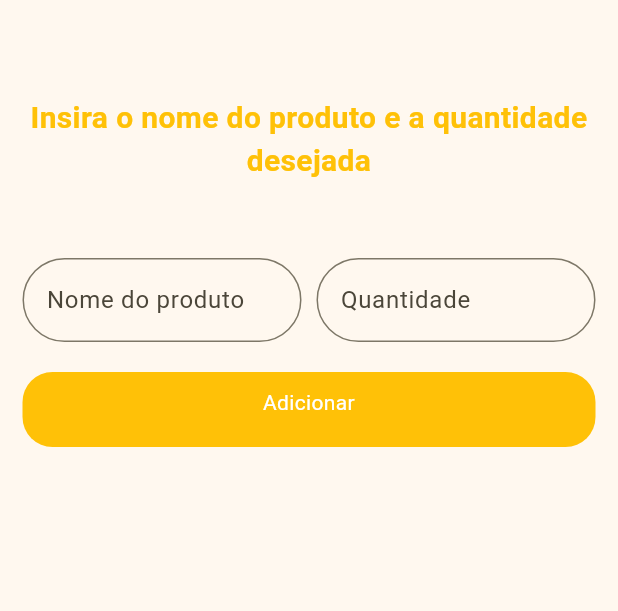
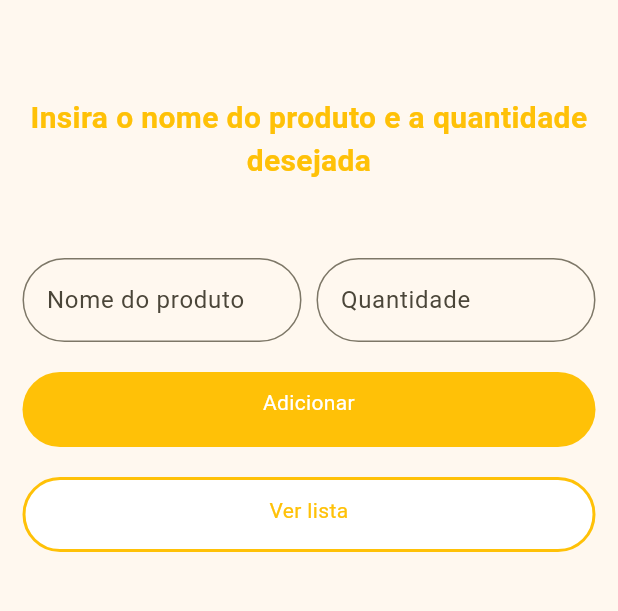
Before and after one commit to rayssamontecchiari/to-buy-list-flutter, a Flutter app: the screen it shows after launch, after a tap on "Adicionar Itens", on a phone screen of 412 x 824 dp, the part 63-674 px from its top. Run offline on Flutter 3.47's test engine with Material 2 defaults, Android fonts, the phone set to English and light mode, and no system bars.

Commit message:
feat: adiciona botao de remover e finaliza logica da lista

```diff
--- a/lib/context/context.dart
+++ b/lib/context/context.dart
@@ -1,14 +1,17 @@
 import 'package:flutter/material.dart';
 import 'package:provider/provider.dart';
+import 'package:uuid/uuid.dart';
 
 class Item {
   final String _name;
+  final String _id;
   int _quantity;
   bool _checked;
 
-  Item(this._name, this._quantity, this._checked);
+  Item(this._name, this._quantity, this._checked) : _id = Uuid().v4();
 
   String get name => _name;
+  String get id => _id;
   int get quantity => _quantity;
   bool get checked => _checked;
 
@@ -40,4 +43,9 @@ class DataProvider with ChangeNotifier {
     _lista.itens.add(item);
     notifyListeners();
   }
+
+  void removeItem(String itemId) {
+    _lista.itens.removeWhere((item) => item._id == itemId);
+    notifyListeners();
+  }
 }
--- a/lib/homePage.dart
+++ b/lib/homePage.dart
@@ -14,10 +14,6 @@ class HomePage extends StatefulWidget {
 class _HomePageState extends State<HomePage> {
   @override
   Widget build(BuildContext context) {
-    final dataProvider = Provider.of<DataProvider>(context);
-
-    final userList _userList = dataProvider.lista;
-
     return Scaffold(
       appBar: AppBar(
         title: Text("Minha Lista"),
@@ -45,7 +41,7 @@ class _HomePageState extends State<HomePage> {
                     Navigator.push(
                       context,
                       MaterialPageRoute(
-                        builder: (_) => addItemsToList(currentList: _userList),
+                        builder: (_) => addItemsToList(),
                       ),
                     )
                   },
--- a/lib/pagesSecundarys/addItem.dart
+++ b/lib/pagesSecundarys/addItem.dart
@@ -1,10 +1,10 @@
 import 'package:flutter/material.dart';
+import 'package:provider/provider.dart';
 import 'package:todo_list/context/context.dart';
+import 'package:todo_list/pagesSecundarys/viewList.dart';
 
 class addItemsToList extends StatefulWidget {
-  final userList currentList;
-
-  addItemsToList({Key? key, required this.currentList}) : super(key: key);
+  addItemsToList({Key? key}) : super(key: key);
 
   @override
   _addItemsToListState createState() => _addItemsToListState();
@@ -22,9 +22,7 @@ class _addItemsToListState extends State<addItemsToList> {
   }
 
   String _newItemName = '';
-  String _newItemQtd = '';
-
-  Object _newListItem = {"name": '', "quantity": ''};
+  int _newItemQtd = 0;
 
   @override
   Widget build(BuildContext context) {
@@ -79,7 +77,8 @@ class _addItemsToListState extends State<addItemsToList> {
                         ),
                         onChanged: (value) {
                           setState(() {
-                            _newItemQtd = value;
+                            _newItemQtd =
+                                int.parse(value) > 0 ? int.parse(value) : 0;
                           });
                         },
                       ),
@@ -87,34 +86,69 @@ class _addItemsToListState extends State<addItemsToList> {
                   ],
                 ),
               ),
+              Consumer<DataProvider>(builder: (context, dataProvider, _) {
+                return InkWell(
+                  onTap: () => {
+                    setState(() {
+                      final dataProvider =
+                          Provider.of<DataProvider>(context, listen: false);
+                      Item _newListItem =
+                          Item(_newItemName, _newItemQtd, false);
+
+                      dataProvider.addItem(_newListItem);
+                    }),
+                  },
+                  child: LayoutBuilder(builder: (context, constraints) {
+                    return Container(
+                      width: constraints.maxWidth,
+                      height: 50,
+                      decoration: BoxDecoration(
+                        color: Colors.amber,
+                        borderRadius: BorderRadius.circular(30),
+                      ),
+                      margin:
+                          const EdgeInsets.only(top: 20, left: 15, right: 15),
+                      padding: const EdgeInsets.all(10),
+                      child: const Text(
+                        "Adicionar",
+                        style: TextStyle(color: Colors.white),
+                        textAlign: TextAlign.center,
+                      ),
+                    );
+                  }),
+                );
+              }),
               InkWell(
                 onTap: () => {
-                  setState(() {
-                    _newListItem = {
-                      "name": _newItemName,
-                      "quantity": _newItemQtd
-                    };
-                  }),
-                  print(_newListItem)
+                  Navigator.push(
+                    context,
+                    MaterialPageRoute(
+                      builder: (_) => viewList(),
+                    ),
+                  )
                 },
                 child: LayoutBuilder(builder: (context, constraints) {
                   return Container(
                     width: constraints.maxWidth,
                     height: 50,
                     decoration: BoxDecoration(
-                      color: Colors.amber,
-                      borderRadius: BorderRadius.circular(20),
+                      color: Colors.white,
+                      borderRadius: BorderRadius.circular(30),
+                      border: Border.all(
+                        color: Colors.amber,
+                        width: 2,
+                      ),
                     ),
                     margin: const EdgeInsets.only(top: 20, left: 15, right: 15),
                     padding: const EdgeInsets.all(10),
                     child: const Text(
-                      "Adicionar",
-                      style: TextStyle(color: Colors.white),
+                      "Ver lista",
+                      style: TextStyle(color: Colors.amber),
                       textAlign: TextAlign.center,
                     ),
                   );
                 }),
-              ),
+              )
             ],
           ),
         ),
--- a/pubspec.yaml
+++ b/pubspec.yaml
@@ -36,6 +36,7 @@ dependencies:
   # Use with the CupertinoIcons class for iOS style icons.
   cupertino_icons: ^1.0.2
   provider: ^6.0.5
+  uuid: ^3.0.7
 
 dev_dependencies:
   flutter_test:
```
Also changed, not shown: lib/pagesSecundarys/viewList.dart (+16 -4 lines), pubspec.lock.
